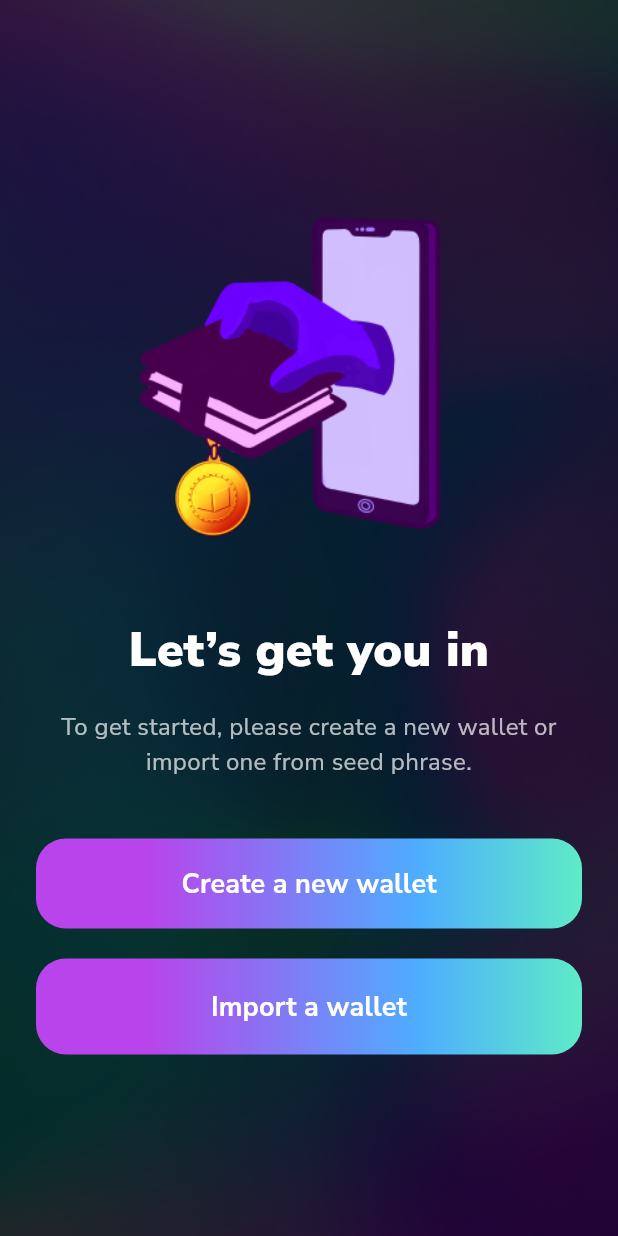
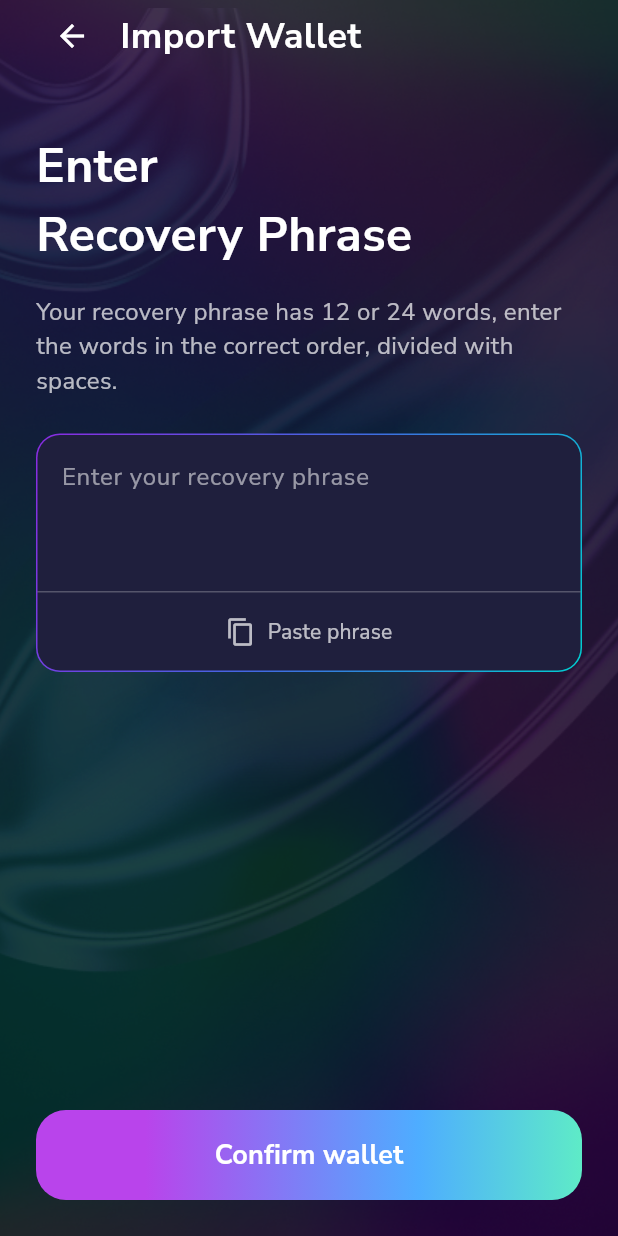
Before and after one commit to PixelDat/Solgate-mobile-app, a Flutter app: the CreateOrImportWalletPage screen opened by its route, after a tap on "Import a wallet", on a phone screen of 412 x 824 dp. Run offline on Flutter 3.47's test engine with Material 3 defaults, Android fonts, the phone set to English and light mode, and no system bars; our stand-ins replace cloud_firestore, firebase_auth, firebase_core, flutter_dotenv, google_sign_in; missing offline and left inert: twitter_login; accounts and stored records are empty.

Commit message:
Added the recovery phrase

```diff
--- a/lib/main.dart
+++ b/lib/main.dart
@@ -22,7 +22,7 @@ class MyApp extends StatelessWidget {
     return MaterialApp(
       initialRoute: '/',
       routes: {
-        '/': (context) => LoginPage(),
+        '/': (context) => CreateOrImportWalletPage(),
         '/splashscreen': (context) => SplashScreen(),
         '/onboarding': (context) => OnboardingFlow(),
         '/signup': (context) => SignUpPage(),
--- a/lib/pages/create_or_import_wallet.dart
+++ b/lib/pages/create_or_import_wallet.dart
@@ -1,6 +1,7 @@
 import 'package:flutter/material.dart';
 import 'package:tongate/widgets/GradientButton.dart'; // Add this import
 import 'package:tongate/widgets/GradientBorderButton.dart'; // Add this import
+import 'package:tongate/pages/import_wallet_page.dart';
 
 class CreateOrImportWalletPage extends StatelessWidget {
   @override
@@ -71,7 +72,10 @@ class CreateOrImportWalletPage extends StatelessWidget {
                   GradientBorderButton(
                     text: 'Import a wallet',
                     onPressed: () {
-                      // TODO: Implement import wallet functionality
+                      Navigator.push(
+                        context,
+                        MaterialPageRoute(builder: (context) => ImportWalletPage()),
+                      );
                     },
                   ),
                 ],
--- /dev/null
+++ b/lib/pages/import_wallet_page.dart
@@ -0,0 +1,169 @@
+import 'package:flutter/material.dart';
+import 'package:flutter/services.dart';
+import 'package:tongate/widgets/GradientButton.dart';
+
+class ImportWalletPage extends StatefulWidget {
+  @override
+  _ImportWalletPageState createState() => _ImportWalletPageState();
+}
+
+class _ImportWalletPageState extends State<ImportWalletPage> {
+  final TextEditingController _recoveryPhraseController = TextEditingController();
+
+  @override
+  Widget build(BuildContext context) {
+    return Scaffold(
+      body: Stack(
+        children: [
+          // Background elements (unchanged)
+          Container(
+            decoration: const BoxDecoration(
+              color: Color.fromARGB(255, 0, 0, 0),
+            ),
+          ),
+          Positioned.fill(
+            child: Opacity(
+              opacity: 0.6,
+              child: Image.asset(
+                'assets/images/glow_background_1.png',
+                fit: BoxFit.cover,
+              ),
+            ),
+          ),
+          Positioned(
+            top: -700,
+            left: -900,
+            child: Image.asset(
+              'assets/images/background_top_left.png',
+              width: 2200,
+              height: 2200,
+            ),
+          ),
+          Positioned(
+            top: -10,
+            left: -30,
+            child: Image.asset(
+              'assets/images/background_bottom_right.png',
+              width: 300,
+              height: 300,
+            ),
+          ),
+          // Main content
+          SafeArea(
+            child: Column(
+              children: [
+                Padding(
+                  padding: EdgeInsets.symmetric(horizontal: 24.0),
+                  child: Row(
+                    children: [
+                      IconButton(
+                        icon: Icon(Icons.arrow_back, color: Colors.white),
+                        onPressed: () => Navigator.pop(context),
+                      ),
+                      SizedBox(width: 8),
+                      Text(
+                        'Import Wallet',
+                        style: TextStyle(color: Colors.white, fontSize: 24, fontWeight: FontWeight.bold),
+                      ),
+                    ],
+                  ),
+                ),
+                Expanded(
+                  child: SingleChildScrollView(
+                    padding: EdgeInsets.symmetric(horizontal: 24.0),
+                    child: Column(
+                      crossAxisAlignment: CrossAxisAlignment.start,
+                      children: [
+                        SizedBox(height: 40),
+                        Text(
+                          'Enter\nRecovery Phrase',
+                          style: TextStyle(color: Colors.white, fontSize: 32, fontWeight: FontWeight.bold),
+                        ),
+                        SizedBox(height: 16),
+                        Text(
+                          'Your recovery phrase has 12 or 24 words, enter the words in the correct order, divided with spaces.',
+                          style: TextStyle(color: Colors.white70, fontSize: 16),
+                        ),
+                        SizedBox(height: 24),
+                        Container(
+                          decoration: BoxDecoration(
+                            borderRadius: BorderRadius.circular(16),
+                            gradient: LinearGradient(
+                              colors: [
+                                Color(0xFF8A2BE2),
+                                Color(0xFF4169E1),
+                                Color(0xFF00CED1),
+                              ],
+                              begin: Alignment.topLeft,
+                              end: Alignment.bottomRight,
+                            ),
+                          ),
+                          padding: EdgeInsets.all(1), // Thin border
+                          child: Container(
+                            decoration: BoxDecoration(
+                              color: Color(0xFF1F1F3D),
+                              borderRadius: BorderRadius.circular(15),
+                            ),
+                            child: Column(
+                              crossAxisAlignment: CrossAxisAlignment.stretch,
+                              children: [
+                                TextField(
+                                  controller: _recoveryPhraseController,
+                                  style: TextStyle(color: Colors.white),
+                                  maxLines: 3,
+                                  decoration: InputDecoration(
+                                    hintText: 'Enter your recovery phrase',
+                                    hintStyle: TextStyle(color: Colors.white54),
+                                    border: InputBorder.none,
+                                    contentPadding: EdgeInsets.all(16),
+                                  ),
+                                ),
+                                Divider(
+                                  color: Colors.white24,
+                                  height: 1,
+                                ),
+                                TextButton.icon(
+                                  icon: Icon(Icons.copy_outlined, color: Colors.white70, size: 20),
+                                  label: Text(
+                                    'Paste phrase',
+                                    style: TextStyle(color: Colors.white70, fontSize: 14),
+                                  ),
+                                  style: TextButton.styleFrom(
+                                    padding: EdgeInsets.symmetric(vertical: 16),
+                                    alignment: Alignment.center,
+                                  ),
+                                  onPressed: () async {
+                                    ClipboardData? clipboardData = await Clipboard.getData(Clipboard.kTextPlain);
+                                    if (clipboardData != null && clipboardData.text != null) {
+                                      setState(() {
+                                        _recoveryPhraseController.text = clipboardData.text!;
+                                      });
+                                    }
+                                  },
+                                ),
+                              ],
+                            ),
+                          ),
+                        ),
+                        SizedBox(height: 40),
+                      ],
+                    ),
+                  ),
+                ),
+                Padding(
+                  padding: EdgeInsets.all(24.0),
+                  child: GradientButton(
+                    text: 'Confirm wallet',
+                    onPressed: () {
+                      // Implement wallet confirmation logic
+                    },
+                  ),
+                ),
+              ],
+            ),
+          ),
+        ],
+      ),
+    );
+  }
+}
--- a/lib/widgets/GradientBorderButton.dart
+++ b/lib/widgets/GradientBorderButton.dart
@@ -24,35 +24,32 @@ class GradientBorderButton extends StatelessWidget {
           begin: Alignment.centerLeft,
           end: Alignment.centerRight,
         ),
-        borderRadius: BorderRadius.circular(20), // Updated border radius
+        borderRadius: BorderRadius.circular(20),
       ),
       child: Container(
-        margin: EdgeInsets.all(2), // Creates the border effect
+        margin: EdgeInsets.all(2), // This creates the border effect
         decoration: BoxDecoration(
-          color: Colors.transparent, // Transparent body
-          borderRadius: BorderRadius.circular(18), // Adjusted to match outer radius minus margin
+          color: Colors.black, // Match this with your background color
+          borderRadius: BorderRadius.circular(18),
         ),
         child: ElevatedButton(
+          child: Text(
+            text,
+            style: TextStyle(
+              fontSize: 18,
+              fontWeight: FontWeight.bold,
+              color: Colors.white,
+            ),
+          ),
           onPressed: onPressed,
           style: ElevatedButton.styleFrom(
-            backgroundColor: Colors.transparent, // Transparent button background
-            foregroundColor: Colors.white, // White text color
+            backgroundColor: Colors.transparent,
+            foregroundColor: Colors.white,
             elevation: 0,
             padding: EdgeInsets.symmetric(vertical: 16),
             minimumSize: Size(double.infinity, 60),
             shape: RoundedRectangleBorder(
-              borderRadius: BorderRadius.circular(18), // Match inner container radius
-            ),
-          ),
-          child: Center(
-            child: Text(
-              text,
-              style: TextStyle(
-                fontSize: 18,
-                fontWeight: FontWeight.bold,
-                color: Colors.white, // Ensures text is white
-              ),
-              textAlign: TextAlign.center, // Centers the text
+              borderRadius: BorderRadius.circular(18),
             ),
           ),
         ),
--- a/pubspec.yaml
+++ b/pubspec.yaml
@@ -36,6 +36,7 @@ dependencies:
   flutter_dotenv: ^5.0.2
   google_sign_in: ^6.1.0
   twitter_login: ^4.4.0
+  flutter_clipboard_manager: ^0.0.3
 
 
   # The following adds the Cupertino Icons font to your application.
```
